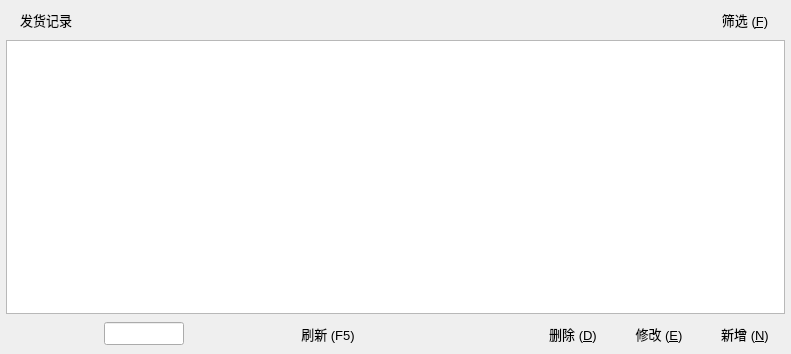
The window that ui/TableRecords.ui (archsh/quickexcel) describes before a commit, drawn with Qt 5.
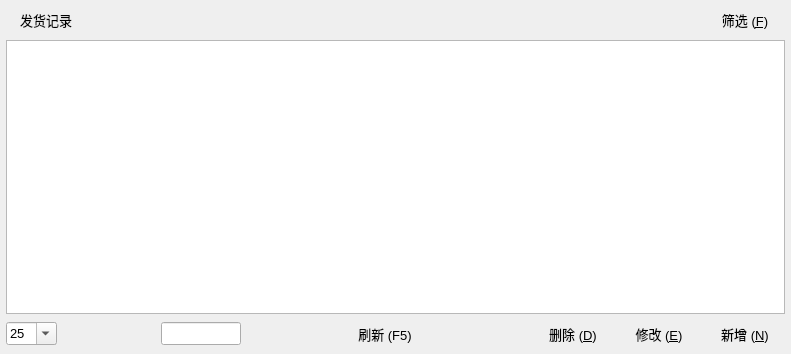
The same window after the commit. Icons and pictures are not drawn.

Diff of the .ui file:
```diff
--- a/ui/TableRecords.ui
+++ b/ui/TableRecords.ui
@@ -74,7 +74,29 @@
     <widget class="QTableView" name="tableView_Records"/>
    </item>
    <item>
-    <layout class="QHBoxLayout" name="horizontalLayout_2" stretch="0,0,0,0,0,0,1,0,0,0">
+    <layout class="QHBoxLayout" name="horizontalLayout_2" stretch="0,0,0,0,0,0,0,1,0,0,0">
+     <item>
+      <widget class="QComboBox" name="comboBox_NumPerPage">
+       <property name="editable">
+        <bool>true</bool>
+       </property>
+       <item>
+        <property name="text">
+         <string>25</string>
+        </property>
+       </item>
+       <item>
+        <property name="text">
+         <string>50</string>
+        </property>
+       </item>
+       <item>
+        <property name="text">
+         <string>100</string>
+        </property>
+       </item>
+      </widget>
+     </item>
      <item>
       <widget class="QPushButton" name="pushButton_Last10Page">
        <property name="text">
```
